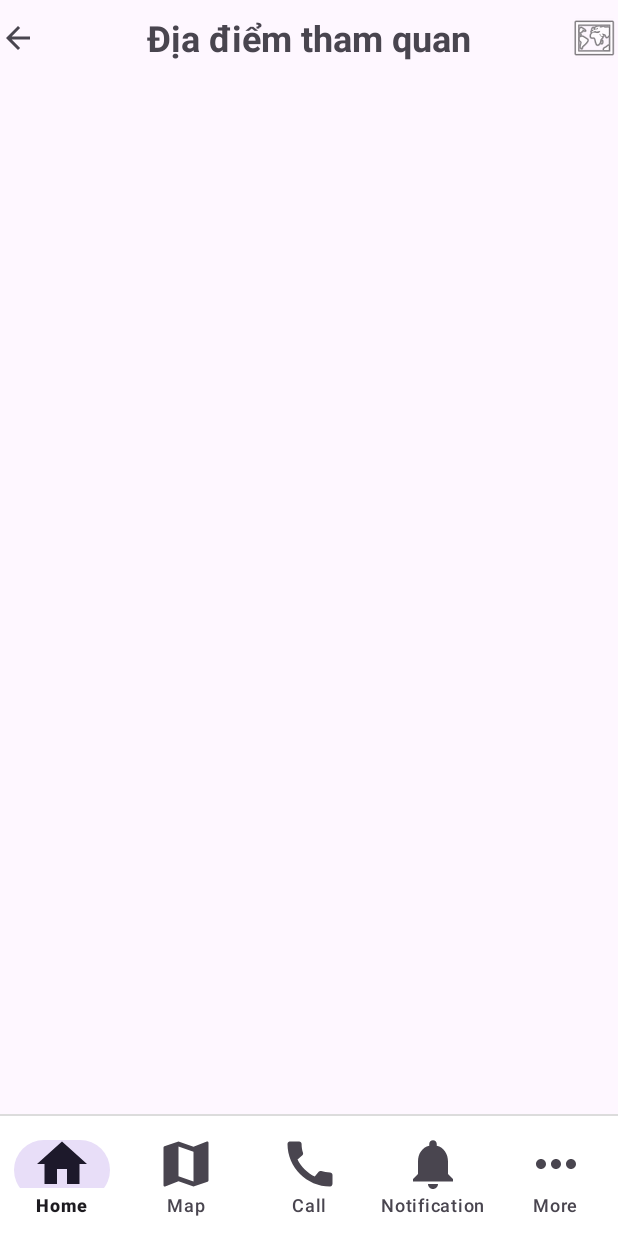
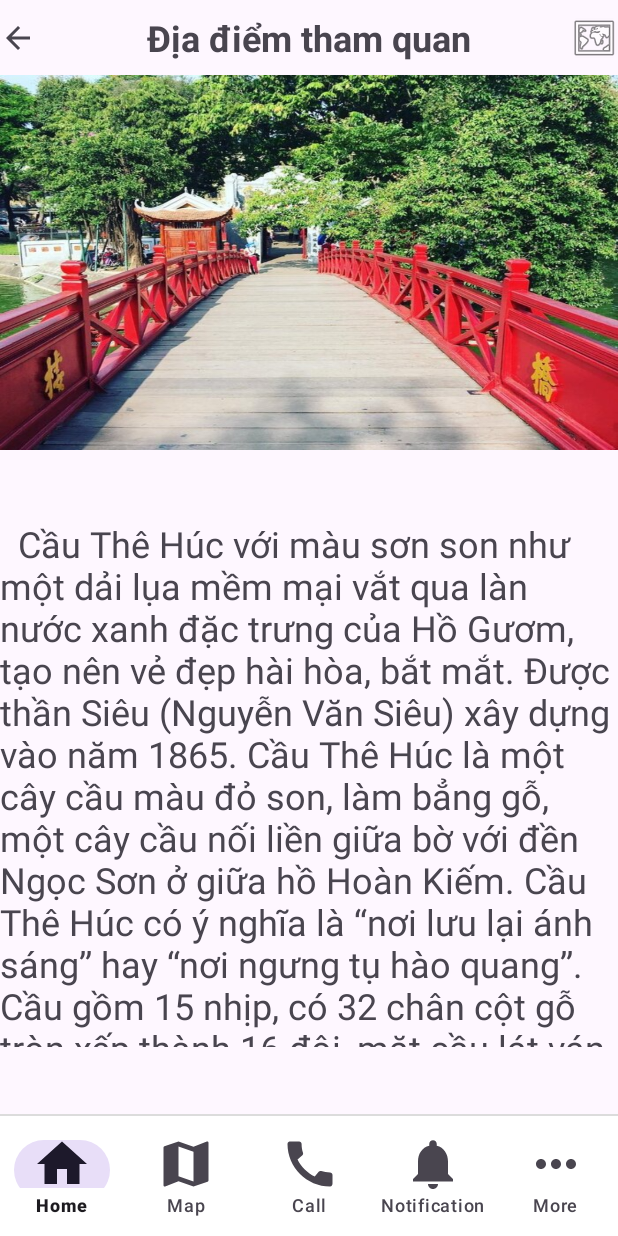
Before and after one commit to phamtungthuy/Ho_Guom_Explore, an Android app: the VisitDetailActivity screen opened directly, with no data from a screen before it, on a phone screen of 412 x 824 dp. Run offline under Robolectric (Android 15) with nearby library versions, the phone set to English and light mode, and no system bars.

Commit message:
update visitdetail

```diff
--- a/app/src/main/res/layout/activity_visitdetail.xml
+++ b/app/src/main/res/layout/activity_visitdetail.xml
@@ -41,14 +41,22 @@
             android:src="@android:drawable/ic_menu_mapmode"
             tools:src="@drawable/ic_map" />
     </RelativeLayout>
+    <ImageView
+        android:id="@+id/img"
+        android:layout_width="match_parent"
+        android:layout_height="250dp"
+        android:adjustViewBounds="true"
+        android:scaleType="fitXY"
+        android:src="@drawable/visit1"
+        app:layout_constraintTop_toBottomOf="@+id/header" />
 
     <ScrollView
         android:layout_width="match_parent"
-        android:layout_height="wrap_content"
+        android:layout_height="352dp"
         android:overScrollMode="never"
         android:scrollbars="none"
         app:layout_constraintBottom_toTopOf="@id/bottomNavigationView"
-        app:layout_constraintTop_toBottomOf="@id/header"
+        app:layout_constraintTop_toBottomOf="@id/img"
         app:layout_constraintStart_toStartOf="parent"
         app:layout_constraintEnd_toEndOf="parent">
 
@@ -60,6 +68,7 @@
                 android:id="@+id/textview"
                 android:layout_width="wrap_content"
                 android:layout_height="wrap_content"
+                android:text="  Cầu Thê Húc với màu sơn son như một dải lụa mềm mại vắt qua làn nước xanh đặc trưng của Hồ Gươm, tạo nên vẻ đẹp hài hòa, bắt mắt. Được thần Siêu (Nguyễn Văn Siêu) xây dựng vào năm 1865. Cầu Thê Húc là một cây cầu màu đỏ son, làm bẳng gỗ, một cây cầu nối liền giữa bờ với đền Ngọc Sơn ở giữa hồ Hoàn Kiếm. Cầu Thê Húc có ý nghĩa là “nơi lưu lại ánh sáng” hay “nơi ngưng tụ hào quang”. Cầu gồm 15 nhịp, có 32 chân cột gỗ tròn xếp thành 16 đôi, mặt cầu lát ván, thành sơn màu đỏ sẫm, chữ Thê Húc được thếp vàng."
                 android:textSize="24sp"/>
 
 
```
Also changed, not shown: app/src/main/java/org/meicode/ho_guom_explore/VisitDetailActivity.java (+14 -6 lines).
